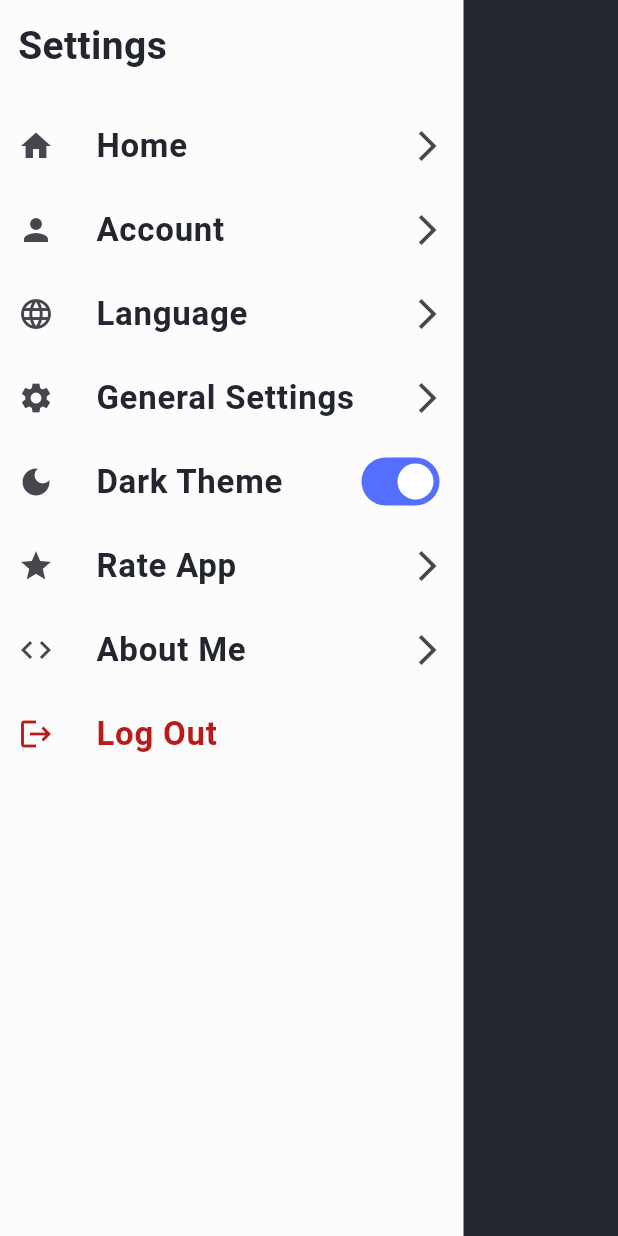
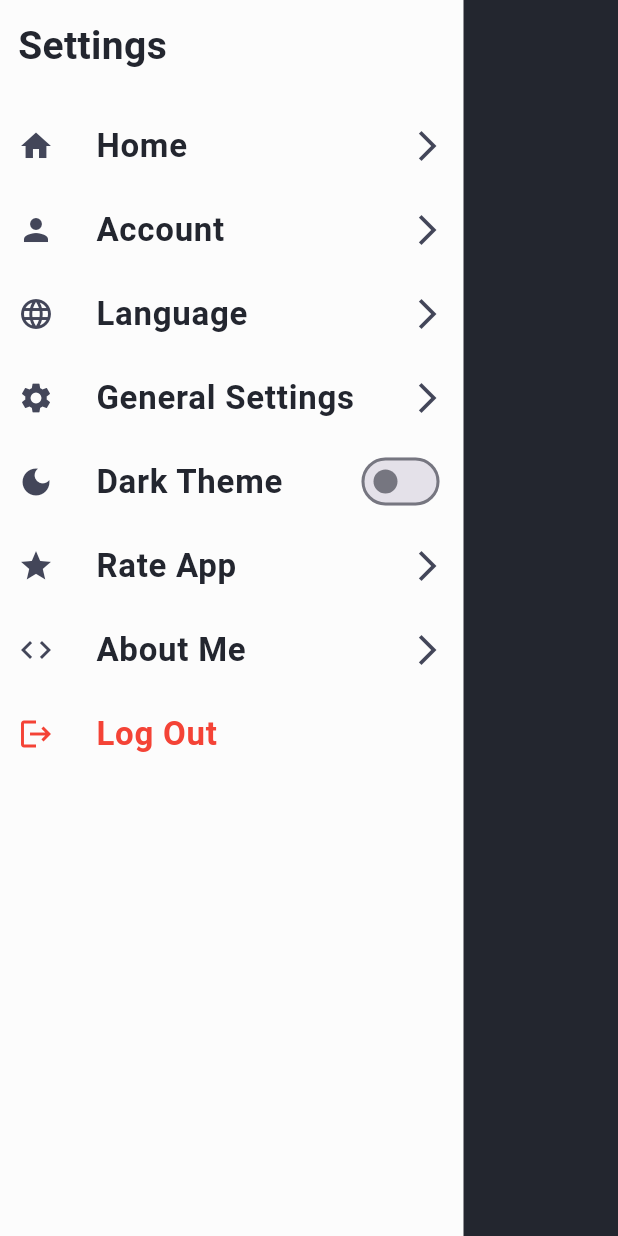
Before and after one commit to minesh2908/TMT-TrackMyThings, a Flutter app: the MyDashboard screen opened by its route, with the side drawer open, on a phone screen of 412 x 824 dp. Run offline on Flutter 3.47's test engine with Material 3 defaults, Android fonts, the phone set to English and light mode, and no system bars; our stand-ins replace bloc, cloud_firestore, firebase_auth, firebase_core, firebase_storage, flutter_bloc and 7 more; accounts and stored records are empty; generated files the repository leaves out were written again.

Commit message:
Dark theme completed

```diff
--- a/lib/l10n/app_hi.arb
+++ b/lib/l10n/app_hi.arb
@@ -26,6 +26,6 @@
     "updateAccount":"अकाउंट अपडेट करें" ,
     "productAddSuccess":"उत्पाद सफलतापूर्वक अपडेट किया गया",
     "productDeleteSuccess":"उत्पाद सफलतापूर्वक हटा दिया गया",
-    "home":"Home",
-    "aboutUs":"About Me"
+    "home":"होम",
+    "aboutUs":"अबाउट में "
 }
--- a/lib/service/shared_prefrence.dart
+++ b/lib/service/shared_prefrence.dart
@@ -87,6 +87,7 @@ enum AppPrefKey {
   uid('logout'),
   defaultWarrantyPeriod('defaultWarrantyPeriod'),
   sortProductBy('sortProductBy'),
+  darkTheme('darkTheme'),
   language('language');
 
   const AppPrefKey(this.name);
@@ -113,6 +114,16 @@ class AppPrefHelper {
     final displayName = AppPref.get(AppPrefKey.displayName, '') as String;
     // log('displayName: $displayName');
     return displayName;
+  }
+
+  static Future<bool> setDarkTheme({required bool darkTheme}) async {
+    return AppPref.save(AppPrefKey.darkTheme, darkTheme);
+  }
+
+  static bool getDarkTheme() {
+    final darkTheme = AppPref.get(AppPrefKey.darkTheme, false) as bool;
+    // log('displayName: $displayName');
+    return darkTheme;
   }
 
   static Future<bool> setPhoneNumber({required String phoneNumber}) async {
--- a/lib/theme/color_sceme.dart
+++ b/lib/theme/color_sceme.dart
@@ -5,18 +5,22 @@ const primaryColor = Color(0xFF546FFF);
 final lightColorScheme = ColorScheme.fromSeed(
   seedColor: primaryColor,
   primary: const Color(0xFF546FFF),
+  onPrimary: const Color(0xFF546FFF),
   surface: const Color(0xFFFCFCFC),
-  onSurface: const Color(0xFFe9e9e9),
+  onSurface: const Color.fromARGB(255, 233, 233, 233),
   secondary: const Color(0xFF23262F),
   tertiary: const Color(0xFF292D32),
+  error: Colors.red,
 );
 
 final darkColorScheme = ColorScheme.fromSeed(
   brightness: Brightness.dark,
-  primary: const Color(0xFF546FFF),
+  primary: const Color(0xFF121212),
+  onPrimary: const Color(0xFF696969),
   seedColor: primaryColor,
-  surface: const Color(0xFFFCFCFC),
-    onSurface: const Color(0xFFe9e9e9),
+  surface: const Color.fromARGB(255, 227, 229, 240),
+  onSurface: const Color(0xFFe9e9e9),
   secondary: const Color(0xFF23262F),
-  tertiary: const Color(0xFF292D32),
+  tertiary: const Color.fromARGB(255, 0, 115, 255),
+  error: Colors.red,
 );
--- /dev/null
+++ b/lib/theme/cubit/theme_state.dart
@@ -0,0 +1,6 @@
+part of 'theme_cubit.dart';
+
+@immutable
+sealed class ThemeState {}
+
+final class ThemeInitial extends ThemeState {}
--- a/lib/views/components/button.dart
+++ b/lib/views/components/button.dart
@@ -14,7 +14,7 @@ class SubmitButton extends StatelessWidget {
           .size
           .width, // Set the width to the screen width
       decoration: BoxDecoration(
-        color: Theme.of(context).colorScheme.primary,
+        color: Theme.of(context).colorScheme.onPrimary,
         borderRadius: BorderRadius.circular(12),
       ),
       child: Center(
--- a/lib/views/components/side_nav_bar.dart
+++ b/lib/views/components/side_nav_bar.dart
@@ -2,6 +2,7 @@ import 'package:flutter/material.dart';
 import 'package:flutter_bloc/flutter_bloc.dart';
 import 'package:flutter_gen/gen_l10n/app_localizations.dart';
 import 'package:warranty_tracker/service/shared_prefrence.dart';
+import 'package:warranty_tracker/theme/cubit/theme_cubit.dart';
 import 'package:warranty_tracker/views/components/body_widget.dart';
 import 'package:warranty_tracker/views/screens/auth/bloc/auth_bloc.dart';
 
@@ -13,7 +14,7 @@ class SideNavBar extends StatefulWidget {
 }
 
 class _SideNavBarState extends State<SideNavBar> {
-  bool light = true;
+  bool dark = AppPrefHelper.getDarkTheme();
   @override
   Widget build(BuildContext context) {
     return BlocConsumer<AuthBloc, AuthState>(
@@ -85,11 +86,14 @@ class _SideNavBarState extends State<SideNavBar> {
                       title: AppLocalizations.of(context)!.darkTheme,
                       icon: Icons.dark_mode,
                       widget: Switch(
-                        value: light,
-                        onChanged: (bool value) {
+                        value: dark,
+                        onChanged: (bool value) async {
                           setState(() {
-                            light = value;
+                            dark = value;
                           });
+                          await AppPrefHelper.setDarkTheme(darkTheme: value);
+                          print(AppPrefHelper.getDarkTheme());
+                          context.read<ThemeCubit>().changeTheme(value);
                         },
                       ),
                     ),
@@ -150,7 +154,7 @@ class sideNavBarItem extends StatelessWidget {
         contentPadding: const EdgeInsets.all(0),
         leading: Icon(
           icon,
-          color: color,
+          color: color ?? Theme.of(context).colorScheme.onSecondaryFixedVariant,
         ),
         title: Padding(
           padding: const EdgeInsets.symmetric(horizontal: 12),
@@ -163,7 +167,11 @@ class sideNavBarItem extends StatelessWidget {
             ),
           ),
         ),
-        trailing: widget ?? const Icon(Icons.arrow_forward_ios),
+        trailing: widget ??
+            Icon(
+              Icons.arrow_forward_ios,
+              color: Theme.of(context).colorScheme.onSecondaryFixedVariant,
+            ),
       ),
     );
   }
--- a/lib/views/screens/add_product/add_product.dart
+++ b/lib/views/screens/add_product/add_product.dart
@@ -115,6 +115,7 @@ class _AddProductState extends State<AddProduct> {
                               decoration: BoxDecoration(
                                 border:
                                     Border.all(color: const Color(0xFFC1CDF5)),
+                                borderRadius: BorderRadius.circular(14),
                               ),
                               child: Padding(
                                 padding: const EdgeInsets.all(8),
```
Also changed, not shown: lib/main.dart (+10 -1 lines), lib/theme/cubit/theme_cubit.dart (added, +20 -0 lines), lib/views/components/input_field_form.dart (+12 -1 lines), lib/views/screens/dashboard.dart (+5 -4 lines), lib/views/screens/update_product/update_product.dart (+7 -3 lines).
